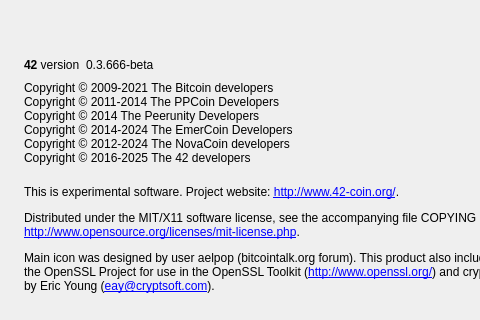
Qt form src/qt/aboutdialog.ui (42-coin/42) before a commit; both pictures show x 0 to 480 and y 0 to 320 of the 640 by 416 pixel window.
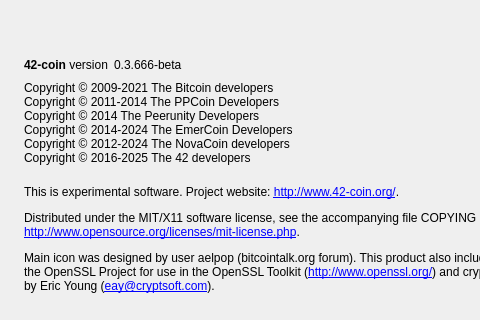
The same form after that commit. Icons and pictures are not drawn.

Commit message: 42-coin branding in title and About

Patch:
```diff
--- a/src/qt/aboutdialog.ui
+++ b/src/qt/aboutdialog.ui
@@ -53,7 +53,7 @@
           <cursorShape>IBeamCursor</cursorShape>
          </property>
          <property name="text">
-          <string>&lt;b&gt;42&lt;/b&gt; version</string>
+          <string>&lt;b&gt;42-coin&lt;/b&gt; version</string>
          </property>
          <property name="textInteractionFlags">
           <set>Qt::LinksAccessibleByMouse|Qt::TextSelectableByKeyboard|Qt::TextSelectableByMouse</set>
```
Left out of the diff: 2 changed lines with no effect on the pictures. The commit also changes 1 other file.
